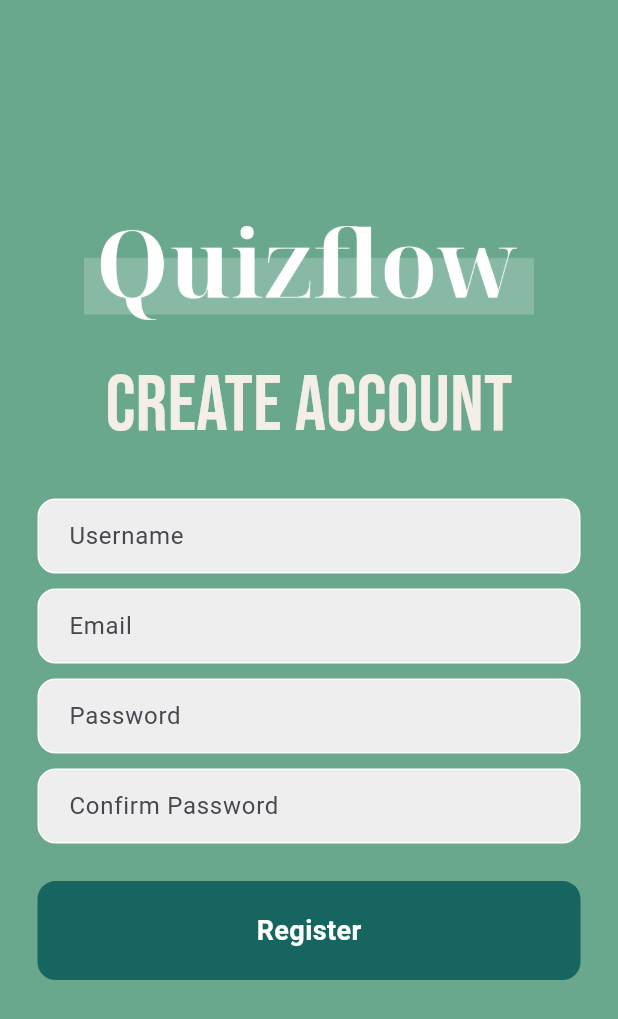
After one commit to dear-yy/Quizflow_Frontend, a Flutter app: the screen it shows after launch, after a tap on "Register now", on a phone screen of 412 x 824 dp. The commit adds this screen. Shown: the top 1019 px of the screen. Run offline on Flutter 3.47's test engine with Material 3 defaults, Android fonts, the phone set to English and light mode, and no system bars; our stand-ins replace google_fonts; network calls fail.

Commit message:
회원가입 구현

```diff
--- a/lib/login_page.dart
+++ b/lib/login_page.dart
@@ -1,5 +1,6 @@
 import 'package:flutter/material.dart';
 import 'package:google_fonts/google_fonts.dart';
+import 'package:quizflow_frontend/register_page.dart';
 
 class LoginPage extends StatefulWidget {
   const LoginPage({super.key});
@@ -121,11 +122,19 @@ class _LoginPageState extends State<LoginPage> {
                         fontWeight: FontWeight.bold,
                       ),
                     ),
-                    Text(
-                      ' Register now',
-                      style: TextStyle(
-                        color: Color(0xFFe5bdb5),
-                        fontWeight: FontWeight.bold,
+                    GestureDetector(
+                      onTap: () {
+                        Navigator.push(
+                          context,
+                          MaterialPageRoute(builder: (context) => RegisterPage()),
+                        );
+                      },
+                      child: Text(
+                        ' Register now',
+                        style: TextStyle(
+                          color: Color(0xFFe5bdb5),
+                          fontWeight: FontWeight.bold,
+                        ),
                       ),
                     ),
                   ],
--- /dev/null
+++ b/lib/register_page.dart
@@ -0,0 +1,158 @@
+import 'package:flutter/material.dart';
+import 'package:google_fonts/google_fonts.dart';
+import 'package:http/http.dart' as http;
+import 'dart:convert';
+
+class RegisterPage extends StatefulWidget {
+  const RegisterPage({super.key});
+
+  @override
+  State<RegisterPage> createState() => _RegisterPageState();
+}
+
+class _RegisterPageState extends State<RegisterPage> {
+  final TextEditingController _usernameController = TextEditingController();
+  final TextEditingController _emailController = TextEditingController();
+  final TextEditingController _passwordController = TextEditingController();
+  final TextEditingController _password2Controller = TextEditingController();
+  String _errorMessage = "";
+
+  Future<void> _register() async {
+    final url = Uri.parse("http://10.0.2.2:8000/users/register/");
+    final response = await http.post(
+      url,
+      headers: {"Content-Type": "application/json"},
+      body: jsonEncode({
+        "username": _usernameController.text,
+        "password": _passwordController.text,
+        "password2": _password2Controller.text,
+        "email": _emailController.text,
+      }),
+    );
+
+    if (response.statusCode == 201) {
+      // 회원가입 성공
+      showDialog(
+        context: context,
+        builder: (context) => AlertDialog(
+          title: Text("Success"),
+          content: Text("User registered successfully!"),
+          actions: [
+            TextButton(
+              onPressed: () {
+                Navigator.pop(context);
+                Navigator.pop(context); // 로그인 페이지로 이동
+              },
+              child: Text("OK"),
+            ),
+          ],
+        ),
+      );
+    } else {
+      // 오류 처리
+      setState(() {
+        _errorMessage = jsonDecode(response.body)["error"] ?? "Registration failed.";
+      });
+    }
+  }
+
+  @override
+  Widget build(BuildContext context) {
+    return Scaffold(
+      backgroundColor: Color(0xFF69A88D), // 로그인 페이지와 같은 배경색
+      body: SafeArea(
+        child: Center(
+          child: Column(
+            mainAxisAlignment: MainAxisAlignment.center,
+            children: [
+              // 로고 이미지
+              Image.asset(
+                'assets/images/logos/transparent_white.png',
+                width: 300,
+              ),
+              SizedBox(height: 20),
+
+              // 타이틀
+              Text(
+                'Create Account',
+                style: GoogleFonts.bebasNeue(
+                  fontSize: 52,
+                  color: Color(0xFFf3eee6),
+                ),
+              ),
+              SizedBox(height: 20),
+
+              // 입력 필드
+              _buildTextField(_usernameController, "Username"),
+              _buildTextField(_emailController, "Email"),
+              _buildTextField(_passwordController, "Password", obscureText: true),
+              _buildTextField(_password2Controller, "Confirm Password", obscureText: true),
+              SizedBox(height: 20),
+
+              // 회원가입 버튼
+              Padding(
+                padding: const EdgeInsets.symmetric(horizontal: 25.0),
+                child: GestureDetector(
+                  onTap: _register,
+                  child: Container(
+                    padding: EdgeInsets.all(20),
+                    decoration: BoxDecoration(
+                      color: Color(0xFF176560),
+                      borderRadius: BorderRadius.circular(12),
+                    ),
+                    child: Center(
+                      child: Text(
+                        'Register',
+                        style: TextStyle(
+                          color: Colors.white,
+                          fontWeight: FontWeight.bold,
+                          fontSize: 18,
+                        ),
+                      ),
+                    ),
+                  ),
+                ),
+              ),
+              SizedBox(height: 20),
+
+              // 오류 메시지
+              if (_errorMessage.isNotEmpty)
+                Padding(
+                  padding: const EdgeInsets.symmetric(horizontal: 25.0),
+                  child: Text(
+                    _errorMessage,
+                    style: TextStyle(color: Colors.red, fontWeight: FontWeight.bold),
+                  ),
+                ),
+            ],
+          ),
+        ),
+      ),
+    );
+  }
+
+  // 스타일 적용된 입력 필드 위젯
+  Widget _buildTextField(TextEditingController controller, String hintText, {bool obscureText = false}) {
+    return Padding(
+      padding: const EdgeInsets.symmetric(horizontal: 25.0, vertical: 5),
+      child: Container(
+        decoration: BoxDecoration(
+          color: Colors.grey[200],
+          border: Border.all(color: Colors.white),
+          borderRadius: BorderRadius.circular(12),
+        ),
+        child: Padding(
+          padding: const EdgeInsets.only(left: 20.0),
+          child: TextField(
+            controller: controller,
+            obscureText: obscureText,
+            decoration: InputDecoration(
+              border: InputBorder.none,
+              hintText: hintText,
+            ),
+          ),
+        ),
+      ),
+    );
+  }
+}
--- a/pubspec.yaml
+++ b/pubspec.yaml
@@ -30,6 +30,7 @@ environment:
 dependencies:
   flutter:
     sdk: flutter
+  http: ^1.2.0
 
   # The following adds the Cupertino Icons font to your application.
   # Use with the CupertinoIcons class for iOS style icons.
```
Also changed, not shown: lib/login_success.dart (added, +35 -0 lines), pubspec.lock.
